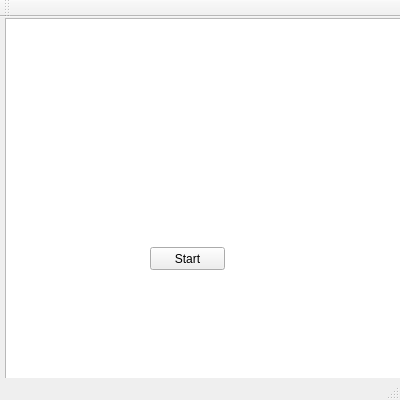
First picture: the form in menukawai/mainwindow.ui, repository felix018/Juegows, before the edit.
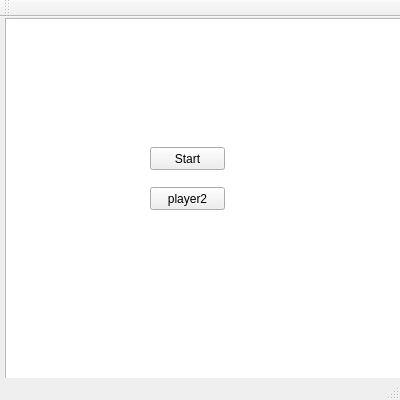
Second picture: the form after the edit.

```diff
--- a/menukawai/mainwindow.ui
+++ b/menukawai/mainwindow.ui
@@ -28,7 +28,7 @@
     <property name="geometry">
      <rect>
       <x>150</x>
-      <y>230</y>
+      <y>130</y>
       <width>75</width>
       <height>23</height>
      </rect>
@@ -37,6 +37,19 @@
      <string>Start</string>
     </property>
    </widget>
+   <widget class="QPushButton" name="pushButton_3">
+    <property name="geometry">
+     <rect>
+      <x>150</x>
+      <y>170</y>
+      <width>75</width>
+      <height>23</height>
+     </rect>
+    </property>
+    <property name="text">
+     <string>player2</string>
+    </property>
+   </widget>
   </widget>
   <widget class="QMenuBar" name="menuBar">
    <property name="geometry">
```
